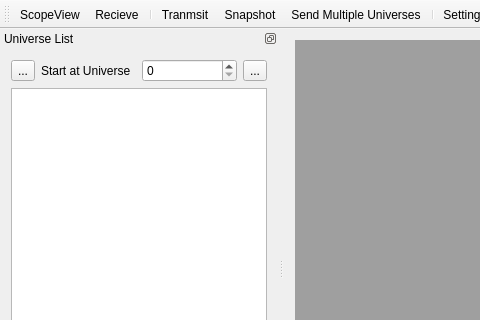
First picture: the form in ui/mdimainwindow.ui, repository docsteer/sacnview, before the edit; both pictures show x 0 to 480 and y 0 to 320 of the 749 by 528 pixel window.
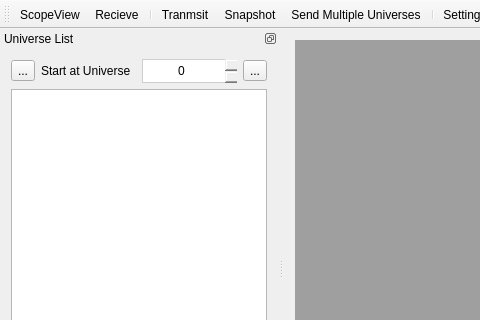
Second picture: the form after the edit. Icons and pictures are not drawn.

Diff of the .ui file:
```diff
--- a/ui/mdimainwindow.ui
+++ b/ui/mdimainwindow.ui
@@ -13,6 +13,40 @@
   <property name="windowTitle">
    <string>sACNView</string>
   </property>
+  <property name="styleSheet">
+   <string notr="true">QSpinBox {
+border: 1px solid #cfcfcf; 
+height: 22px;
+} 
+
+QSpinBox:disabled{
+border: 1px solid grey;
+}
+
+QSpinBox::up-button {
+subcontrol-position: left;
+width: 22px;
+height: 22px;
+background-color:#cfcfcf;
+border-image: url(:/icons/spin_up.png) 1;
+}
+
+ QSpinBox::up-button:disabled {
+background-color:grey;
+ }
+
+QSpinBox::down-button {
+subcontrol-position: right;
+width: 22px;
+height: 22px;
+background-color:#cfcfcf;
+border-image: url(:/icons/spin_down.png) 1;
+}
+
+QSpinBox::down-button:disabled {
+background-color:grey;
+ }</string>
+  </property>
   <property name="unifiedTitleAndToolBarOnMac">
    <bool>false</bool>
   </property>
@@ -80,7 +114,17 @@
         </widget>
        </item>
        <item>
-        <widget class="QSpinBox" name="sbUniverseList"/>
+        <widget class="QSpinBox" name="sbUniverseList">
+         <property name="enabled">
+          <bool>true</bool>
+         </property>
+         <property name="frame">
+          <bool>false</bool>
+         </property>
+         <property name="alignment">
+          <set>Qt::AlignCenter</set>
+         </property>
+        </widget>
        </item>
        <item>
         <widget class="QToolButton" name="btnUnivListForward">
```
Left out of the diff: 4 changed lines with no effect on the pictures.
